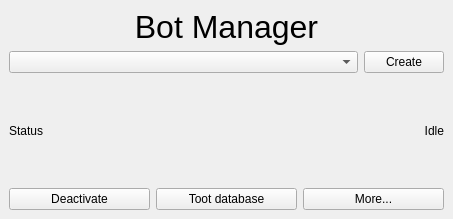
Before: the Qt Designer form gui/botmanager.ui in Lynnesbian/OldFediBooks, drawn with Qt 5.
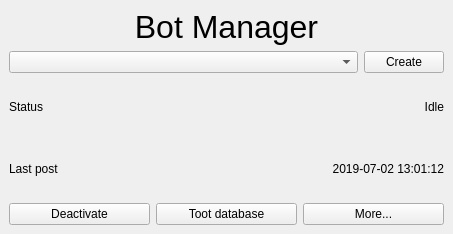
After: the same form once the commit is applied. Icons and pictures are not drawn.

Commit message: added a section for most recent post in the manager

The edit to the form file:
```diff
--- a/gui/botmanager.ui
+++ b/gui/botmanager.ui
@@ -7,7 +7,7 @@
     <x>0</x>
     <y>0</y>
     <width>453</width>
-    <height>219</height>
+    <height>234</height>
    </rect>
   </property>
   <property name="windowTitle">
@@ -67,15 +67,8 @@
      </layout>
     </item>
     <item>
-     <layout class="QHBoxLayout" name="horizontalLayout_2">
-      <item>
-       <widget class="QLabel" name="label">
-        <property name="text">
-         <string>Status</string>
-        </property>
-       </widget>
-      </item>
-      <item>
+     <layout class="QGridLayout" name="gridLayout">
+      <item row="0" column="1">
        <widget class="QLabel" name="label_2">
         <property name="text">
          <string>Idle</string>
@@ -85,6 +78,30 @@
         </property>
        </widget>
       </item>
+      <item row="0" column="0">
+       <widget class="QLabel" name="label">
+        <property name="text">
+         <string>Status</string>
+        </property>
+       </widget>
+      </item>
+      <item row="1" column="0">
+       <widget class="QLabel" name="label_3">
+        <property name="text">
+         <string>Last post</string>
+        </property>
+       </widget>
+      </item>
+      <item row="1" column="1">
+       <widget class="QLabel" name="label_4">
+        <property name="text">
+         <string>2019-07-02 13:01:12</string>
+        </property>
+        <property name="alignment">
+         <set>Qt::AlignRight|Qt::AlignTrailing|Qt::AlignVCenter</set>
+        </property>
+       </widget>
+      </item>
      </layout>
     </item>
     <item>
```
